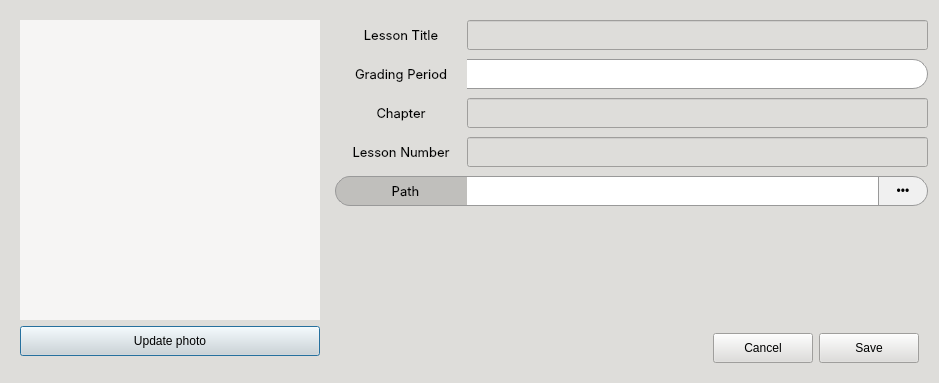
Old version of the form CAI_PyQt/CAI_Admin/UI/LessonDialog.ui in the repository CPG19040/CPG19040.
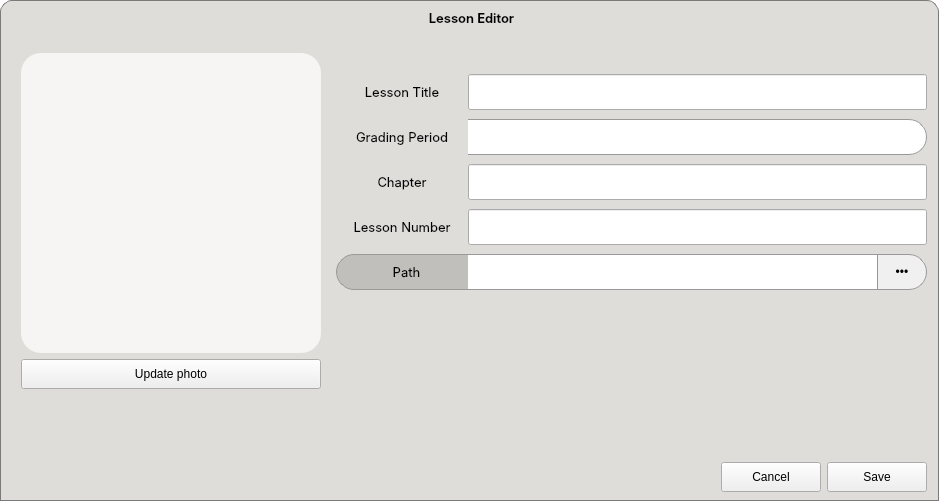
New version of the form. Icons and pictures are not drawn.

```diff
--- a/CAI_PyQt/CAI_Admin/UI/LessonDialog.ui
+++ b/CAI_PyQt/CAI_Admin/UI/LessonDialog.ui
@@ -7,7 +7,7 @@
     <x>0</x>
     <y>0</y>
     <width>939</width>
-    <height>383</height>
+    <height>501</height>
    </rect>
   </property>
   <property name="minimumSize">
@@ -16,21 +16,65 @@
     <height>383</height>
    </size>
   </property>
-  <property name="maximumSize">
-   <size>
-    <width>939</width>
-    <height>383</height>
-   </size>
-  </property>
   <property name="windowTitle">
    <string>Lesson Editor</string>
   </property>
   <property name="styleSheet">
    <string notr="true">* {
-	background-color: rgb(222, 221, 218); 
 	color: black;
 }
 
+#LessonDialog {
+	background: transparent;
+}
+
+QMessageBox {
+	background-color: #deddda;
+	font: 10pt &quot;Inter&quot;;
+	color: black;
+}
+
+QMessageBox QLabel {
+	font: 10pt &quot;Inter&quot;;
+	color: black;
+}
+
+QMessageBox QPushButton {
+	height: 30px;
+	padding: 0px 12px;
+	background-color: #deddda;
+	font: 10pt &quot;Inter&quot;;
+	color: black;
+}
+
+*[class=&quot;button-normal&quot;] {
+	font: 10pt &quot;Inter&quot;;
+	background: qlineargradient(x1:0, y1:0, x2:0, y2:1, 
+                                stop:0 #ffffff, 
+                                stop:1 #d8ecf6);
+	color: black;
+	border-radius: 15px;
+	border: 1px solid rgb(154, 153, 150);
+}
+
+*[class=&quot;button-normal&quot;]:hover {
+	background: qlineargradient(x1:0, y1:0, x2:0, y2:1, 
+                                stop:0 #ffffff, 
+                                stop:1 #f2f6f8);
+}
+
+*[class=&quot;button-normal&quot;]:pressed {
+    background: qlineargradient(x1:0, y1:0, x2:0, y2:1, 
+                                stop:0 #dce5e9, 
+                                stop:1 #ffffff);
+}
+
+*[class=&quot;button-normal&quot;]:disabled {
+	background: #f5f5f5;
+	border: 1px solid #dcdcdc;
+	color: #aeaeae;
+}
+
 QPushButton[class=&quot;button-green&quot;] {
 	border: 1px solid #0a5128;
     border-radius: 15px;
@@ -58,34 +102,251 @@
     background: #A5D6A7;
     color: #E8F5E9;
     opacity: 0.6;
+}</string>
+  </property>
+  <layout class="QVBoxLayout" name="verticalLayout_3">
+   <property name="spacing">
+    <number>0</number>
+   </property>
+   <property name="leftMargin">
+    <number>0</number>
+   </property>
+   <property name="topMargin">
+    <number>0</number>
+   </property>
+   <property name="rightMargin">
+    <number>0</number>
+   </property>
+   <property name="bottomMargin">
+    <number>0</number>
+   </property>
+   <item>
+    <widget class="QFrame" name="frame_header">
+     <property name="minimumSize">
+      <size>
+       <width>0</width>
+       <height>35</height>
+      </size>
+     </property>
+     <property name="maximumSize">
+      <size>
+       <width>16777215</width>
+       <height>35</height>
+      </size>
+     </property>
+     <property name="mouseTracking">
+      <bool>true</bool>
+     </property>
+     <property name="styleSheet">
+      <string notr="true">#frame_header {
+	background-color: #deddda;
+	border-top-left-radius: 12px;
+	border-top-right-radius: 12px;
+	border: 1px solid #7a7a7a;
+	border-bottom: none;
+}</string>
+     </property>
+     <property name="frameShape">
+      <enum>QFrame::StyledPanel</enum>
+     </property>
+     <property name="frameShadow">
+      <enum>QFrame::Raised</enum>
+     </property>
+     <layout class="QHBoxLayout" name="horizontalLayout_9">
+      <property name="spacing">
+       <number>6</number>
+      </property>
+      <property name="leftMargin">
+       <number>4</number>
+      </property>
+      <property name="topMargin">
+       <number>0</number>
+      </property>
+      <property name="rightMargin">
+       <number>0</number>
+      </property>
+      <property name="bottomMargin">
+       <number>0</number>
+      </property>
+      <item>
+       <widget class="QWidget" name="widget_window_icon" native="true">
+        <property name="minimumSize">
+         <size>
+          <width>72</width>
+          <height>34</height>
+         </size>
+        </property>
+        <property name="maximumSize">
+         <size>
+          <width>72</width>
+          <height>34</height>
+         </size>
+        </property>
+        <property name="styleSheet">
+         <string notr="true">background: transparent;</string>
+        </property>
+        <layout class="QHBoxLayout" name="horizontalLayout_4">
+         <property name="leftMargin">
+          <number>0</number>
+         </property>
+         <property name="topMargin">
+          <number>0</number>
+         </property>
+         <property name="rightMargin">
+          <number>0</number>
+         </property>
+         <property name="bottomMargin">
+          <number>0</number>
+         </property>
+        </layout>
+       </widget>
+      </item>
+      <item>
+       <widget class="QLabel" name="label_windowTitle">
+        <property name="font">
+         <font>
+          <family>Inter SemiBold</family>
+          <pointsize>10</pointsize>
+          <weight>50</weight>
+          <italic>false</italic>
+          <bold>false</bold>
+         </font>
+        </property>
+        <property name="styleSheet">
+         <string notr="true">background: transparent;
+color: rgb(0, 0, 0);
+font: 10pt &quot;Inter SemiBold&quot;;</string>
+        </property>
+        <property name="text">
+         <string>Lesson Editor</string>
+        </property>
+        <property name="alignment">
+         <set>Qt::AlignCenter</set>
+        </property>
+       </widget>
+      </item>
+      <item>
+       <widget class="QWidget" name="widget_window_buttons" native="true">
+        <property name="minimumSize">
+         <size>
+          <width>72</width>
+          <height>34</height>
+         </size>
+        </property>
+        <property name="maximumSize">
+         <size>
+          <width>72</width>
+          <height>34</height>
+         </size>
+        </property>
+        <property name="styleSheet">
+         <string notr="true">background: transparent;</string>
+        </property>
+        <layout class="QHBoxLayout" name="horizontalLayout_13">
+         <property name="leftMargin">
+          <number>0</number>
+         </property>
+         <property name="topMargin">
+          <number>0</number>
+         </property>
+         <property name="rightMargin">
+          <number>0</number>
+         </property>
+         <property name="bottomMargin">
+          <number>0</number>
+         </property>
+         <item>
+          <widget class="QPushButton" name="btnMinimize">
+           <property name="minimumSize">
+            <size>
+             <width>24</width>
+             <height>24</height>
+            </size>
+           </property>
+           <property name="maximumSize">
+            <size>
+             <width>24</width>
+             <height>24</height>
+            </size>
+           </property>
+           <property name="cursor">
+            <cursorShape>PointingHandCursor</cursorShape>
+           </property>
+           <property name="styleSheet">
+            <string notr="true">#btnMinimize {
+	border-radius: 12px;
+	background-color: transparent;
 }
 
-*[class=&quot;button-normal&quot;] {
-	font: 10pt &quot;Inter&quot;;
-	background: qlineargradient(x1:0, y1:0, x2:0, y2:1, 
-                                stop:0 #ffffff, 
-                                stop:1 #d8ecf6);
-	color: black;
-	border-radius: 15px;
-	border: 1px solid rgb(154, 153, 150);
+#btnMinimize:hover {
+	background-color: rgb(248, 228, 92);
+}</string>
+           </property>
+           <property name="text">
+            <string/>
+           </property>
+           <property name="icon">
+            <iconset resource="../resources.qrc">
+             <normaloff>:/Images/Images/minimize-sign.png</normaloff>:/Images/Images/minimize-sign.png</iconset>
+           </property>
+           <property name="iconSize">
+            <size>
+             <width>12</width>
+             <height>12</height>
+            </size>
+           </property>
+          </widget>
+         </item>
+         <item>
+          <widget class="QPushButton" name="btnClose">
+           <property name="minimumSize">
+            <size>
+             <width>24</width>
+             <height>24</height>
+            </size>
+           </property>
+           <property name="maximumSize">
+            <size>
+             <width>24</width>
+             <height>24</height>
+            </size>
+           </property>
+           <property name="cursor">
+            <cursorShape>PointingHandCursor</cursorShape>
+           </property>
+           <property name="styleSheet">
+            <string notr="true">#btnClose {
+	border-radius: 12px;
+	background-color: transparent;
 }
 
-*[class=&quot;button-normal&quot;]:hover {
-	background: qlineargradient(x1:0, y1:0, x2:0, y2:1, 
-                                stop:0 #ffffff, 
-                                stop:1 #f2f6f8);
-}
-
-*[class=&quot;button-normal&quot;]:pressed {
-    background: qlineargradient(x1:0, y1:0, x2:0, y2:1, 
-                                stop:0 #dce5e9, 
-                                stop:1 #ffffff);
-}
-
-*[class=&quot;button-normal&quot;]:disabled {
-	background: #f5f5f5;
-	border: 1px solid #dcdcdc;
-	color: #aeaeae;
+#btnClose:hover {
+	background-color: rgb(246, 97, 81);
+}</string>
+           </property>
+           <property name="text">
+            <string/>
+           </property>
+           <property name="icon">
+            <iconset resource="../resources.qrc">
+             <normaloff>:/Images/Images/clear.png</normaloff>:/Images/Images/clear.png</iconset>
+           </property>
+          </widget>
+         </item>
+        </layout>
+       </widget>
+      </item>
+     </layout>
+    </widget>
+   </item>
+   <item>
+    <widget class="QWidget" name="widget_body" native="true">
+     <property name="styleSheet">
+      <string notr="true">#widget_body {
+	background-color: #deddda;
+	border: 1px solid #7a7a7a;
+	border-top: none;
+	border-bottom: none;
 }
 
 *[class=&quot;input-field&quot;] {
@@ -96,8 +357,8 @@
 	background-color: #ffffff;
 	border: 1px solid #999;
 	border-left: none;
-	border-top-right-radius: 15px;
-	border-bottom-right-radius: 15px;
+	border-top-right-radius: 18px;
+	border-bottom-right-radius: 18px;
 	padding: 0px 8px;
 	color: black;
 }
@@ -108,8 +369,8 @@
 	border-top: 1px solid #999;
 	border-bottom: 1px solid #999;
 	border-right: none;
-	border-top-left-radius: 15px;
-	border-bottom-left-radius: 15px;
+	border-top-left-radius: 18px;
+	border-bottom-left-radius: 18px;
 	padding-left: 8px;
 	color: black;
 }
@@ -122,8 +383,8 @@
     color: #333333;
     font: 10pt &quot;Inter Medium&quot;;
     selection-background-color: #7eb4d7;
-	border-top-right-radius: 15px;
-	border-bottom-right-radius: 15px;
+	border-top-right-radius: 18px;
+	border-bottom-right-radius: 18px;
 }
 
 QComboBox:focus, QLineEdit:focus {
@@ -171,26 +432,17 @@
     color: #ffffff;
 }</string>
   </property>
-  <layout class="QVBoxLayout" name="verticalLayout">
-   <item>
-    <widget class="QWidget" name="widget" native="true">
-     <layout class="QHBoxLayout" name="horizontalLayout_3">
+     <layout class="QHBoxLayout" name="horizontalLayout_10">
       <property name="leftMargin">
-       <number>0</number>
-      </property>
-      <property name="topMargin">
-       <number>0</number>
+       <number>12</number>
       </property>
       <property name="rightMargin">
-       <number>0</number>
-      </property>
-      <property name="bottomMargin">
-       <number>0</number>
+       <number>12</number>
       </property>
       <item>
        <widget class="QWidget" name="widget_4" native="true">
-        <layout class="QGridLayout" name="gridLayout">
-         <item row="0" column="0">
+        <layout class="QVBoxLayout" name="verticalLayout">
+         <item>
           <widget class="QLabel" name="label_img">
            <property name="minimumSize">
             <size>
@@ -205,7 +457,7 @@
             </size>
            </property>
            <property name="styleSheet">
-            <string notr="true">background-color: rgb(246, 245, 244);</string>
+            <string notr="true">background-color: rgb(246, 245, 244); border-radius: 20px;</string>
            </property>
            <property name="text">
             <string/>
@@ -221,7 +473,7 @@
            </property>
           </widget>
          </item>
-         <item row="1" column="0">
+         <item>
           <widget class="QPushButton" name="btnUploadPhoto">
            <property name="minimumSize">
             <size>
@@ -246,7 +498,7 @@
            </property>
           </widget>
          </item>
-         <item row="2" column="0">
+         <item>
           <spacer name="verticalSpacer_2">
            <property name="orientation">
             <enum>Qt::Vertical</enum>
@@ -272,7 +524,7 @@
           <number>0</number>
          </property>
          <property name="topMargin">
-          <number>9</number>
+          <number>30</number>
          </property>
          <property name="rightMargin">
           <number>0</number>
@@ -306,13 +558,13 @@
               <property name="minimumSize">
                <size>
                 <width>132</width>
-                <height>30</height>
+                <height>36</height>
                </size>
               </property>
               <property name="maximumSize">
                <size>
                 <width>132</width>
-                <height>30</height>
+                <height>36</height>
                </size>
               </property>
               <property name="font">
@@ -340,13 +592,13 @@
               <property name="minimumSize">
                <size>
                 <width>0</width>
-                <height>30</height>
+                <height>36</height>
                </size>
               </property>
               <property name="maximumSize">
                <size>
                 <width>16777215</width>
-                <height>30</height>
+                <height>36</height>
                </size>
               </property>
               <property name="styleSheet">
@@ -383,13 +635,13 @@
               <property name="minimumSize">
                <size>
                 <width>132</width>
-                <height>30</height>
+                <height>36</height>
                </size>
               </property>
               <property name="maximumSize">
                <size>
                 <width>132</width>
-                <height>30</height>
+                <height>36</height>
                </size>
               </property>
               <property name="font">
@@ -417,13 +669,13 @@
               <property name="minimumSize">
                <size>
                 <width>0</width>
-                <height>30</height>
+                <height>36</height>
                </size>
               </property>
               <property name="maximumSize">
                <size>
                 <width>16777215</width>
-                <height>30</height>
+                <height>36</height>
                </size>
               </property>
               <property name="styleSheet">
@@ -460,13 +712,13 @@
               <property name="minimumSize">
                <size>
                 <width>132</width>
-                <height>30</height>
+                <height>36</height>
                </size>
               </property>
               <property name="maximumSize">
                <size>
                 <width>132</width>
-                <height>30</height>
+                <height>36</height>
                </size>
               </property>
               <property name="font">
@@ -494,13 +746,13 @@
               <property name="minimumSize">
                <size>
                 <width>0</width>
-                <height>30</height>
+                <height>36</height>
                </size>
               </property>
               <property name="maximumSize">
                <size>
                 <width>16777215</width>
-                <height>30</height>
+                <height>36</height>
                </size>
               </property>
               <property name="styleSheet">
@@ -537,13 +789,13 @@
               <property name="minimumSize">
                <size>
                 <width>132</width>
-                <height>30</height>
+                <height>36</height>
                </size>
               </property>
               <property name="maximumSize">
                <size>
                 <width>132</width>
-                <height>30</height>
+                <height>36</height>
                </size>
               </property>
               <property name="font">
@@ -571,13 +823,13 @@
               <property name="minimumSize">
                <size>
                 <width>0</width>
-                <height>30</height>
+                <height>36</height>
                </size>
               </property>
               <property name="maximumSize">
                <size>
                 <width>16777215</width>
-                <height>30</height>
+                <height>36</height>
                </size>
               </property>
               <property name="styleSheet">
@@ -619,8 +871,8 @@
 	border: 1px solid #999999;
 	padding: 5px 15px;
 	
-	border-top-right-radius: 15px;
-	border-bottom-right-radius: 15px;
+	border-top-right-radius: 18px;
+	border-bottom-right-radius: 18px;
 	border-top-left-radius: 0px;
 	border-bottom-left-radius: 0px;
 }
@@ -635,12 +887,15 @@
 	border-top: 1px solid #999;
 	border-bottom: 1px solid #999;
 	border-right: none;
-	border-top-left-radius: 15px;
-	border-bottom-left-radius: 15px;
+	border-top-left-radius: 18px;
+	border-bottom-left-radius: 18px;
 	padding-left: 8px;
 	color: black;
 }</string>
            </property>
+           <property name="class" stdset="0">
+            <string/>
+           </property>
            <layout class="QHBoxLayout" name="horizontalLayout_2">
             <property name="spacing">
              <number>0</number>
@@ -662,13 +917,13 @@
               <property name="minimumSize">
                <size>
                 <width>132</width>
-                <height>30</height>
+                <height>36</height>
                </size>
               </property>
               <property name="maximumSize">
                <size>
                 <width>132</width>
-                <height>30</height>
+                <height>36</height>
                </size>
               </property>
               <property name="font">
@@ -696,13 +951,13 @@
               <property name="minimumSize">
                <size>
                 <width>0</width>
-                <height>30</height>
+                <height>36</height>
                </size>
               </property>
               <property name="maximumSize">
                <size>
                 <width>16777215</width>
-                <height>30</height>
+                <height>36</height>
                </size>
               </property>
               <property name="styleSheet">
@@ -715,13 +970,13 @@
               <property name="minimumSize">
                <size>
                 <width>50</width>
-                <height>30</height>
+                <height>36</height>
                </size>
               </property>
               <property name="maximumSize">
                <size>
                 <width>16777215</width>
-                <height>30</height>
+                <height>36</height>
                </size>
               </property>
               <property name="cursor">
@@ -748,9 +1003,28 @@
            </property>
           </spacer>
          </item>
+        </layout>
+       </widget>
+      </item>
+     </layout>
+    </widget>
+   </item>
          <item>
-          <widget class="QWidget" name="widget_2" native="true">
+    <widget class="QWidget" name="widget_footer" native="true">
+     <property name="styleSheet">
+      <string notr="true">#widget_footer {
+	background-color: #deddda;
+	border: 1px solid #7a7a7a;
+	border-top: none;
+}</string>
+     </property>
            <layout class="QHBoxLayout" name="horizontalLayout">
+      <property name="leftMargin">
+       <number>12</number>
+      </property>
+      <property name="rightMargin">
+       <number>12</number>
+      </property>
             <item>
              <spacer name="horizontalSpacer">
               <property name="orientation">
@@ -812,12 +1086,6 @@
               <property name="class" stdset="0">
                <string>button-green</string>
               </property>
-             </widget>
-            </item>
-           </layout>
-          </widget>
-         </item>
-        </layout>
        </widget>
       </item>
      </layout>
```
Lines whose indentation alone changed are shown as unchanged.
